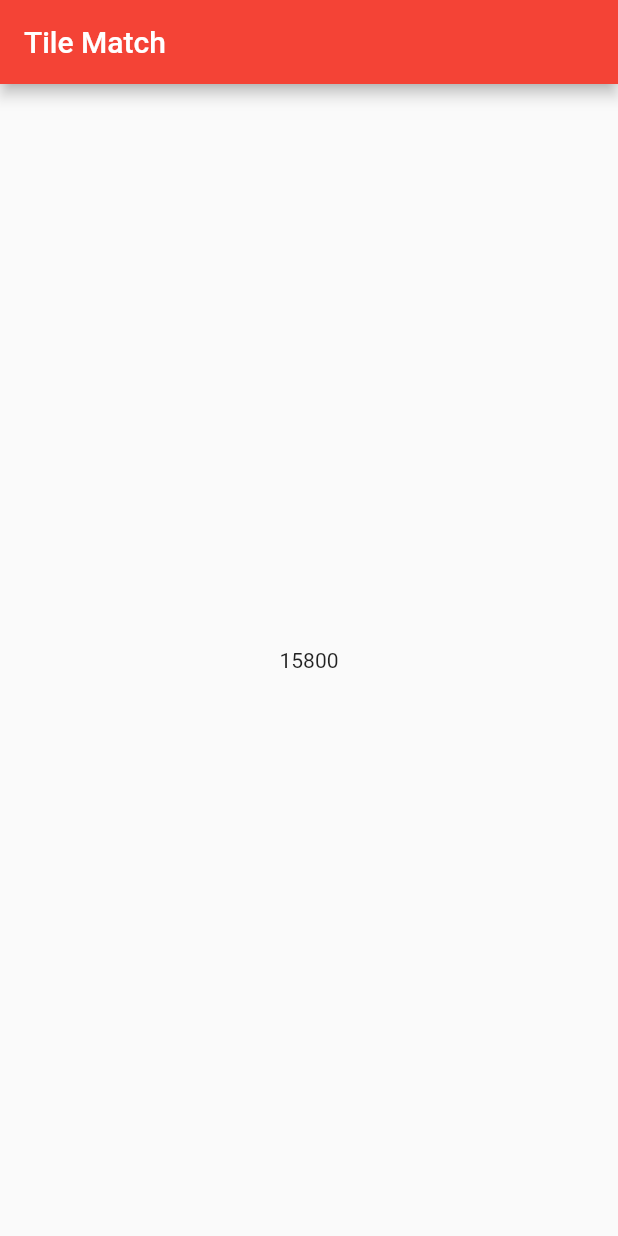
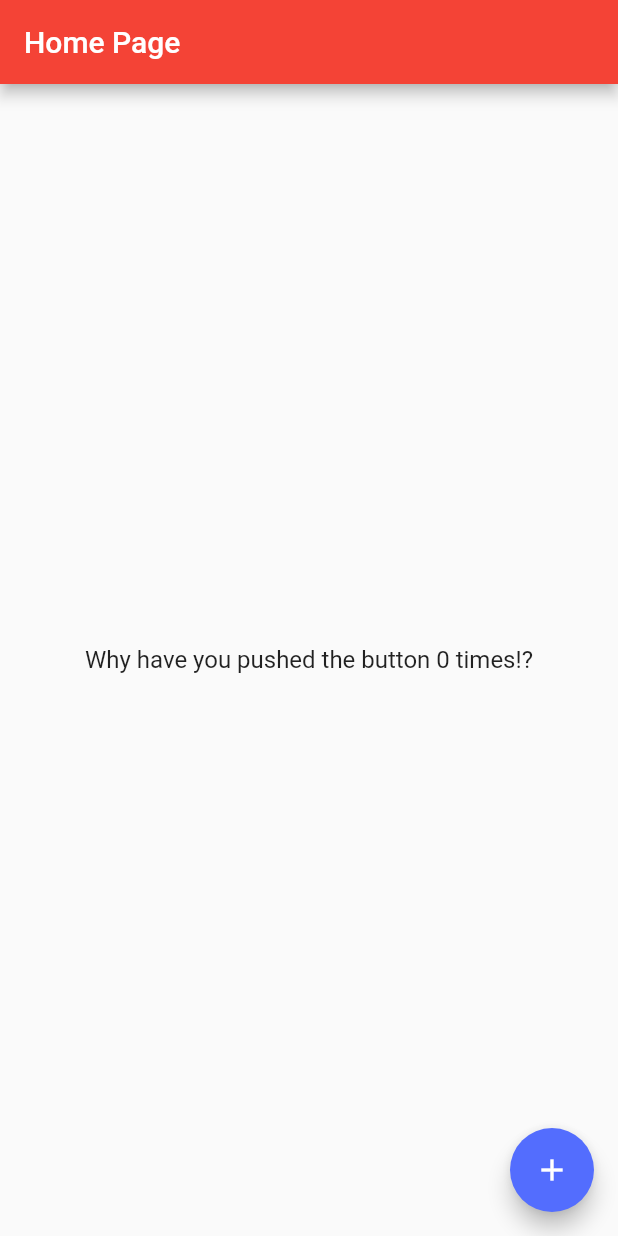
Before and after one commit to rbrazell1/hello-world-flutter, a Flutter app: the screen it shows after launch, on a phone screen of 412 x 824 dp. Run offline on Flutter 3.47's test engine with Material 2 defaults, Android fonts, the phone set to English and light mode, and no system bars.

Commit message:
corrected back to hello world

```diff
--- a/lib/main.dart
+++ b/lib/main.dart
@@ -1,38 +1,56 @@
 import 'package:flutter/material.dart';
-import 'package:hello_world_flutter/view/tile_images.dart';
-import 'package:hello_world_flutter/viewmodel/puzzle_viewmodel.dart';
 
-void main() => runApp(TileMatchApp());
+void main() => runApp(MyApp());
 
-class TileMatchApp extends StatelessWidget {
+
+class MyApp extends StatelessWidget {
+  // This widget is the root of your application.
   @override
   Widget build(BuildContext context) {
     return MaterialApp(
-      title: 'Tile Match',
+      title: 'Flutter Demo',
       theme: ThemeData(
+        // This is the theme of your application.
+        //
+        // Try running your application with "flutter run". You'll see the
+        // application has a blue toolbar. Then, without quitting the app, try
+        // changing the primarySwatch below to Colors.green and then invoke
+        // "hot reload" (press "r" in the console where you ran "flutter run",
+        // or simply save your changes to "hot reload" in a Flutter IDE).
+        // Notice that the counter didn't reset back to zero; the application
+        // is not restarted.
         primarySwatch: Colors.red,
         accentColor: Colors.indigoAccent,
       ),
-      home: TileMatchScreen(title: 'Tile Match'),
+      home: MyHomePage(title: 'Home Page'),
       debugShowCheckedModeBanner: false,
     );
   }
 }
 
-class TileMatchScreen extends StatefulWidget {
+class MyHomePage extends StatefulWidget {
+  MyHomePage({Key? key, required this.title}) : super(key: key);
+
+  // This widget is the home page of your application. It is stateful, meaning
+  // that it has a State object (defined below) that contains fields that affect
+  // how it looks.
+
+  // This class is the configuration for the state. It holds the values (in this
+  // case the title) provided by the parent (in this case the App widget) and
+  // used by the build method of the State. Fields in a Widget subclass are
+  // always marked "final".
+
   final String title;
 
-  TileMatchScreen({Key? key, required this.title}) : super(key: key);
-
   @override
-  _TileMatchScreenState createState() => _TileMatchScreenState();
+  _MyHomePageState createState() => _MyHomePageState();
 }
 
-class _TileMatchScreenState extends State<TileMatchScreen> {
-  final _viewmodel = PuzzleViewModel();
+class _MyHomePageState extends State<MyHomePage> {
+  int _counter = 0;
 
-  _TileMatchScreenState() {
-    _viewmodel.newPuzzle(tileImages.length);
+  void _incrementCounter() {
+    setState(() => _counter++);
   }
 
   @override
@@ -45,13 +63,18 @@ class _TileMatchScreenState extends State<TileMatchScreen> {
         child: Column(
           mainAxisAlignment: MainAxisAlignment.center,
           children: <Widget>[
-            StreamBuilder<int>(
-              stream: _viewmodel.tickStream,
-              builder: (context, snapshot) => Text('${snapshot.data}'),
+            Text(
+              'Why have you pushed the button $_counter times!?',
+              style: Theme.of(context).textTheme.subtitle1,
             ),
           ],
         ),
       ),
+      floatingActionButton: FloatingActionButton(
+        onPressed: _incrementCounter,
+        tooltip: 'Increment',
+        child: Icon(Icons.add),
+      ), // This trailing comma makes auto-formatting nicer for build methods.
     );
   }
 }
--- a/lib/model/puzzle.dart
+++ /dev/null
@@ -1,80 +0,0 @@
-import 'dart:math';
-
-import 'package:hello_world_flutter/model/tile.dart';
-
-class Puzzle {
-  final int size;
-  late final List<Tile> tiles;
-  final List<int> _selections;
-  PuzzleState _state;
-  int _moves;
-  int _matches;
-  Tile? _selection;
-
-  Puzzle(this.size, int imagePoolSize, [Random? rng])
-      : _selections = List.empty(growable: true),
-        _state = PuzzleState.inProgress,
-        _moves = 0,
-        _matches = 0 {
-    final pool = List.generate(imagePoolSize, (index) => index);
-    pool.shuffle(rng);
-    final rawTiles = pool
-        .sublist(0, (size / 2).floor())
-        .expand((index) => [Tile(index), Tile(index)])
-        .toList(growable: false);
-    rawTiles.shuffle(rng);
-    tiles = List.unmodifiable(rawTiles);
-  }
-
-  List<int> get selections => List.unmodifiable(_selections);
-
-  PuzzleState get state => _state;
-
-  int get moves => _moves;
-
-  int get matches => _matches;
-
-  select(int position) {
-    _selections.add(position);
-    final tile = tiles[position];
-    if (tile.state == TileState.hidden) {
-      switch (_state) {
-        case PuzzleState.inProgress:
-          _state = PuzzleState.guessing;
-          tile.state = TileState.selected;
-          _selection = tile;
-          break;
-        case PuzzleState.guessing:
-          _moves++;
-          _state = PuzzleState.revealing;
-          tile.state = TileState.selected;
-          if (_selection?.imageIndex == tile.imageIndex) {
-            _matches++;
-            _state = (_matches / 2 >= size)
-                ? PuzzleState.completed
-                : PuzzleState.inProgress;
-            tile.state = TileState.solved;
-            _selection!.state = TileState.solved;
-          }
-          _selection = null;
-          break;
-        case PuzzleState.revealing:
-          // Empty to allow fall through
-        case PuzzleState.completed:
-          // Ignore any further selection
-          break;
-      }
-    }
-  }
-
-  unreveal() {
-    if (_state == PuzzleState.revealing) {
-      tiles
-      .where((tile) => tile.state == TileState.selected)
-          .forEach((tile) => tile.state = TileState.hidden);
-      _state = PuzzleState.inProgress;
-    }
-  }
-}
-
-enum PuzzleState { inProgress, guessing, revealing, completed }
--- a/lib/model/tile.dart
+++ /dev/null
@@ -1,13 +0,0 @@
-class Tile {
-  final _imageIndex;
-  TileState state;
-
-  Tile(int imageIndex)
-      : _imageIndex = imageIndex,
-        state = TileState.hidden;
-
-  int get imageIndex => _imageIndex;
-
-}
-
-enum TileState { hidden, selected, solved }
--- a/lib/view/tile_images.dart
+++ /dev/null
@@ -1,27 +0,0 @@
-import 'package:flutter/material.dart';
-
-List<IconData> tileImages = [
-  Icons.ac_unit,
-  Icons.add,
-  Icons.pool,
-  Icons.access_alarm,
-  Icons.zoom_out_map_sharp,
-  Icons.wysiwyg_sharp,
-  Icons.access_time_sharp,
-  Icons.accessibility,
-  Icons.accessible_outlined,
-  Icons.account_balance_outlined,
-  Icons.adb,
-  Icons.add_a_photo,
-  Icons.add_alarm_sharp,
-  Icons.airplanemode_active,
-  Icons.agriculture,
-  Icons.airline_seat_flat_angled_sharp,
-  Icons.airport_shuttle_sharp,
-  Icons.anchor_outlined,
-  Icons.attach_money_sharp,
-  Icons.wifi,
-  Icons.whatshot,
-  Icons.wb_incandescent,
-  Icons.bakery_dining
-];
--- a/lib/viewmodel/puzzle_viewmodel.dart
+++ /dev/null
@@ -1,65 +0,0 @@
-import 'dart:async';
-import 'dart:math';
-
-import 'package:hello_world_flutter/model/puzzle.dart';
-import 'package:hello_world_flutter/model/tile.dart';
-
-class PuzzleViewModel {
-  static const _size = 28;
-  static const _tick = 500;
-  static const _reveal = 3000;
-
-  final _tileListStreamController;
-  final _moveCountStreamController;
-  final _matchCountStreamController;
-  final _tickStreamController;
-  final _rng;
-
-  late Puzzle _puzzle;
-  Timer? _tickTimer;
-  Timer? _revealTimer;
-
-  PuzzleViewModel()
-      : _tileListStreamController = StreamController<List<Tile>>(),
-        _moveCountStreamController = StreamController<int>(),
-        _matchCountStreamController = StreamController<int>(),
-        _tickStreamController = StreamController<int>(),
-        _rng = Random.secure() {}
-
-  Stream<List<Tile>> get tileListStream => _tileListStreamController.stream;
-
-  Stream<int> get moveCountStream => _moveCountStreamController.stream;
-
-  Stream<int> get matchCountStreamController =>
-      _matchCountStreamController.stream;
-
-  Stream<int> get tickStream => _tickStreamController.stream;
-
-  newPuzzle(int imagePoolSize) {
-    _puzzle = Puzzle(_size, imagePoolSize, _rng);
-    _tickTimer?.cancel();
-    _tickTimer = Timer.periodic(Duration(microseconds: _tick),
-        (timer) => _tickStreamController.add(timer.tick));
-  }
-
-  select(int tileIndex) {
-    PuzzleState previous = _puzzle.state;
-    _puzzle.select(tileIndex);
-    if (_puzzle.state != previous) {
-      _tileListStreamController.add(_puzzle.tiles);
-      _moveCountStreamController.add(_puzzle.moves);
-      _matchCountStreamController.add(_puzzle.matches);
-      if (_puzzle.state == PuzzleState.revealing) {
-        _revealTimer?.cancel();
-        _revealTimer =
-            Timer(Duration(microseconds: _reveal), () => _unreveal());
-      }
-    }
-  }
-
-  _unreveal() {
-    _puzzle.unreveal();
-    _tileListStreamController.add(_puzzle.tiles);
-    _moveCountStreamController.add(_puzzle.moves);
-  }
-}
```
